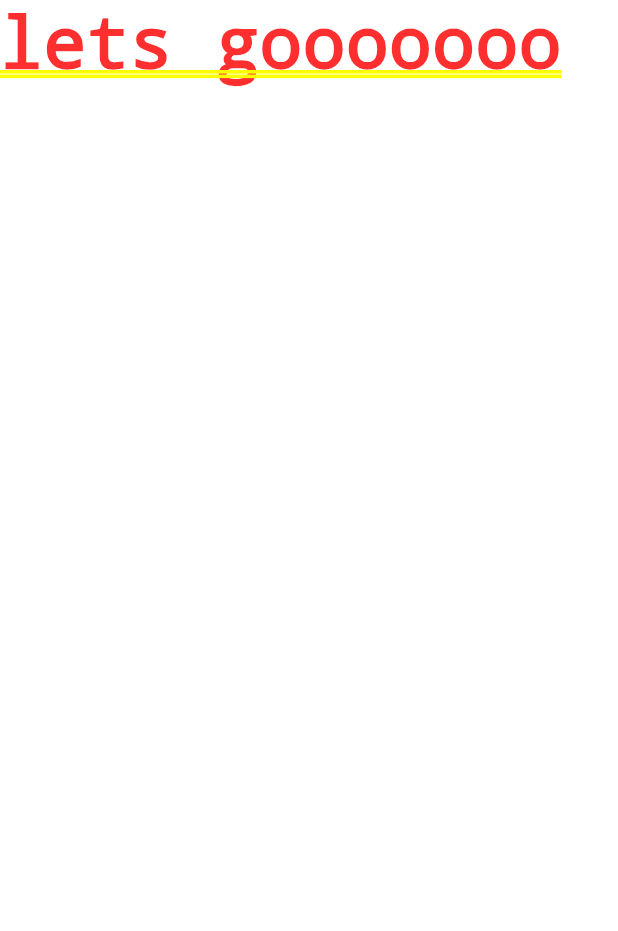
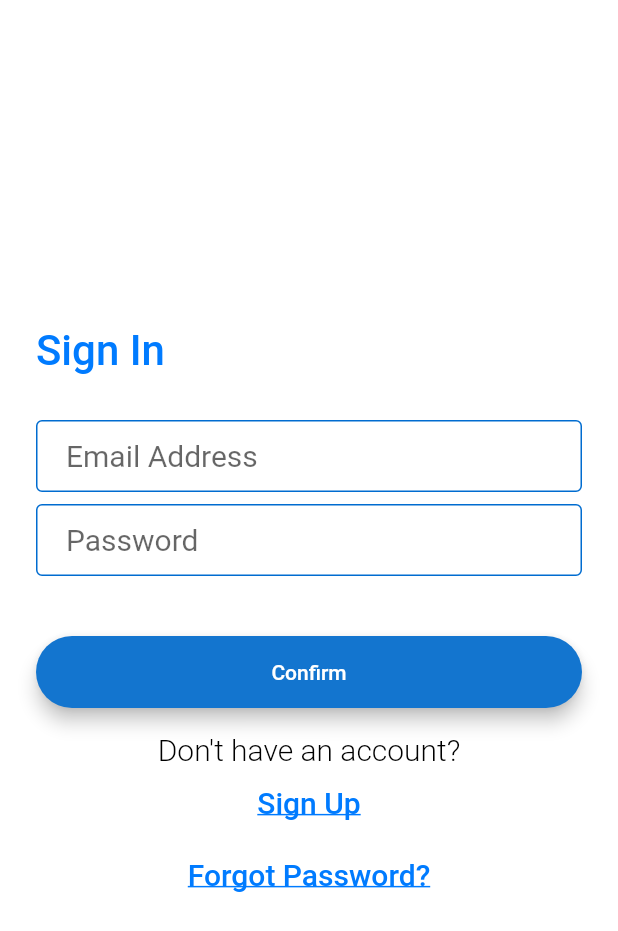
Before and after one commit to Leonrg17/Artic, a Flutter app: the screen it shows after launch, after a tap on "Press me :^)", on a phone screen of 412 x 824 dp. Shown: the top 931 px of the screen. Run offline on Flutter 3.47's test engine with Material 2 defaults, Android fonts, the phone set to English and light mode, and no system bars; our stand-ins replace modal_progress_hud.

Commit message:
Sign in page plus components folder and constants.dart

```diff
--- /dev/null
+++ b/lib/components/rounded_button.dart
@@ -0,0 +1,32 @@
+import 'package:flutter/material.dart';
+
+class RoundedButton extends StatelessWidget {
+  RoundedButton({required this.title, required this.color, required this.onPressed});
+
+  final Color color;
+  final String title;
+  final VoidCallback onPressed;
+
+  @override
+  Widget build(BuildContext context) {
+    return Padding(
+      padding: EdgeInsets.symmetric(vertical: 16.0),
+      child: Material(
+        elevation: 5.0,
+        color: color,
+        borderRadius: BorderRadius.circular(30.0),
+        child: MaterialButton(
+          onPressed: onPressed,
+          minWidth: 200.0,
+          height: 42.0,
+          child: Text(
+            title,
+            style: TextStyle(
+              color: Colors.white,
+            ),
+          ),
+        ),
+      ),
+    );
+  }
+}
--- /dev/null
+++ b/lib/constants.dart
@@ -0,0 +1,16 @@
+import 'package:flutter/material.dart';
+
+// copied from Flash Chat App as an example
+const kTextFieldDecoration = InputDecoration(
+  hintText: 'Enter a value',
+  hintStyle: TextStyle(
+    fontSize: 20.0
+  ),
+  contentPadding: EdgeInsets.symmetric(vertical: 10.0, horizontal: 20.0),
+  enabledBorder: OutlineInputBorder(
+    borderSide: BorderSide(color: Color(0xFF006CD0), width: 1.0),
+  ),
+  focusedBorder: OutlineInputBorder(
+    borderSide: BorderSide(color: Color(0xFF006CD0), width: 2.0),
+  ),
+);
--- a/lib/screens/main.dart
+++ b/lib/main.dart
@@ -1,7 +1,7 @@
 import 'package:flutter/material.dart';
-import '../screens/HomePage.dart';
-import '../screens/LoginScreen.dart';
-import 'WelcomeScreen.dart';
+import 'screens/HomePage.dart';
+import 'screens/LoginScreen.dart';
+import 'screens/WelcomeScreen.dart';
 
 void main() => runApp(const Artic());
 
--- a/lib/screens/HomePage.dart
+++ b/lib/screens/HomePage.dart
@@ -1,7 +1,7 @@
 import 'package:flutter/material.dart';
 
 class HomePage extends StatelessWidget {
-  const HomePage({Key? key}) : super(key: key);
+  static const String id = 'homepage';
 
   @override
   Widget build(BuildContext context) {
--- a/lib/screens/LoginScreen.dart
+++ b/lib/screens/LoginScreen.dart
@@ -1,12 +1,136 @@
 import 'package:flutter/material.dart';
+import 'package:artic/constants.dart';
+import 'package:artic/components/rounded_button.dart';
+import 'package:modal_progress_hud/modal_progress_hud.dart';
+import 'HomePage.dart';
 
-class LoginScreen extends StatelessWidget {
+class LoginScreen extends StatefulWidget {
   static const String id = 'login_screen';
+  @override
+  _LoginScreenState createState() => _LoginScreenState();
+}
 
-  const LoginScreen({Key? key}) : super(key: key);
+class _LoginScreenState extends State<LoginScreen> {
+  bool showSpinner = false;
+  //final _auth = FirebaseAuth.instance;
+  String email = '';    // made these '' just to silence errors
+  String password = '';
 
   @override
   Widget build(BuildContext context) {
-    return const Text('lets gooooooo');
+    return Scaffold(
+      backgroundColor: Colors.white,
+      body: ModalProgressHUD(
+        inAsyncCall: showSpinner,
+        child: Padding(
+          padding: EdgeInsets.symmetric(horizontal: 24.0),
+          child: Column(
+            mainAxisAlignment: MainAxisAlignment.center,
+            crossAxisAlignment: CrossAxisAlignment.stretch,
+            children: <Widget>[
+              Text(
+                'Sign In',
+                textAlign: TextAlign.left,
+                style: TextStyle(
+                  color: Color(0xFF007BFF),
+                  fontSize: 28.0,
+                  fontWeight: FontWeight.w500,
+                ),
+              ),
+              SizedBox(
+                height: 30.0,
+              ),
+              TextField(
+                keyboardType: TextInputType.emailAddress,
+                textAlign: TextAlign.left,
+                onChanged: (value) {
+                  email = value;
+                },
+                decoration:
+                kTextFieldDecoration.copyWith(hintText: 'Email Address'),
+              ),
+              SizedBox(
+                height: 8.0,
+              ),
+              TextField(
+                obscureText: true,
+                textAlign: TextAlign.left,
+                onChanged: (value) {
+                  password = value;
+                },
+                decoration: kTextFieldDecoration.copyWith(
+                    hintText: 'Password'),
+              ),
+              SizedBox(
+                height: 24.0,
+              ),
+              RoundedButton(
+                title: 'Confirm',
+                color: Color(0xFF1375CF),
+                onPressed: () async {
+                  setState(() {
+                    showSpinner = true;
+                  });
+
+                  try {
+                    final user = null; // filler code until DB is set up
+                    /*
+                    final user = await _auth.signInWithEmailAndPassword(
+                        email: email, password: password);
+                     */
+                    if (user != null) {
+                      Navigator.pushNamed(context, HomePage.id);
+                    }
+
+                    setState(() {
+                      showSpinner = false;
+                    });
+                  } catch (e) {
+                    print(e);
+                  }
+                },
+              ),
+              Text(
+                'Don\'t have an account?',
+                textAlign: TextAlign.center,
+                style: TextStyle(
+                  color: Colors.black,
+                  fontSize: 20.0,
+                  fontWeight: FontWeight.w300,
+                ),
+              ),
+              TextButton(
+                  style: ButtonStyle(
+                      //backgroundColor: MaterialStateProperty.all(Colors.red)
+                  ),
+                  onPressed: null,
+                  child: Text(
+                    'Sign Up',
+                    style: TextStyle(
+                          decoration: TextDecoration.underline,
+                          fontSize: 20.0,
+                          color: Color(0xFF007BFF)
+                      ),
+                  ),
+              ),
+              TextButton(
+                style: ButtonStyle(
+                  //backgroundColor: MaterialStateProperty.all(Colors.red)
+                ),
+                  onPressed: null,
+                  child: Text(
+                    'Forgot Password?',
+                    style: TextStyle(
+                      decoration: TextDecoration.underline,
+                      fontSize: 20.0,
+                      color: Color(0xFF007BFF),
+                  )
+                  )
+              ),
+            ],
+          ),
+        ),
+      ),
+    );
   }
 }
--- a/pubspec.yaml
+++ b/pubspec.yaml
@@ -30,6 +30,7 @@ dependencies:
   flutter:
     sdk: flutter
 
+  modal_progress_hud: ^0.1.3
 
   # The following adds the Cupertino Icons font to your application.
   # Use with the CupertinoIcons class for iOS style icons.
```
Also changed, not shown: pubspec.lock, 1 other file.
